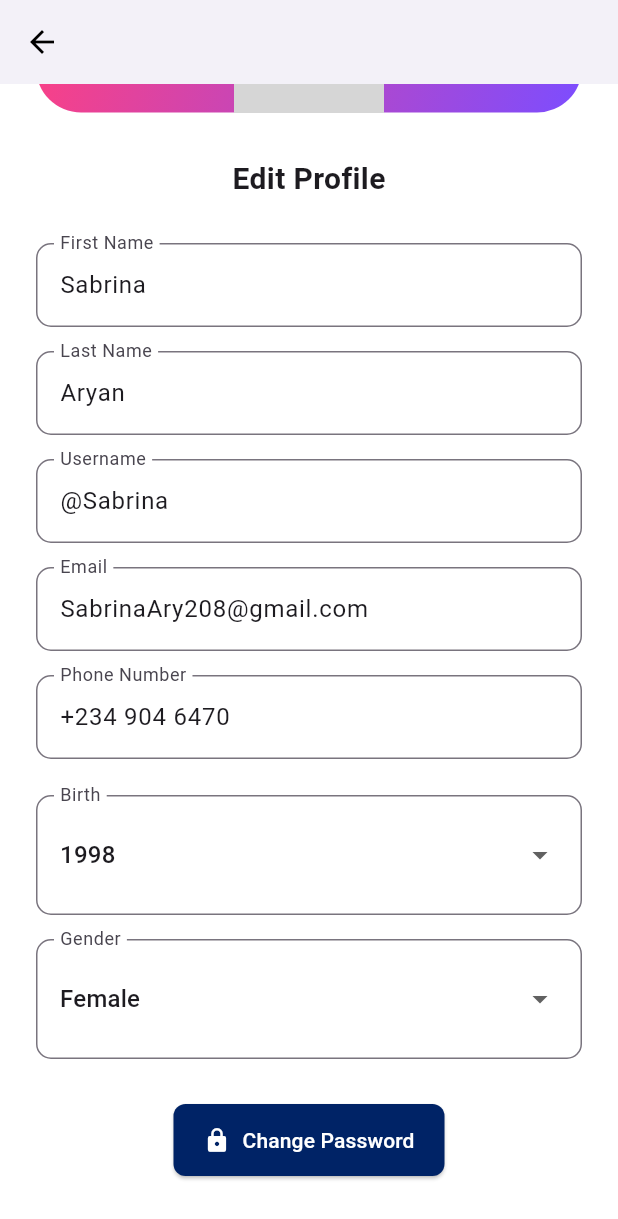
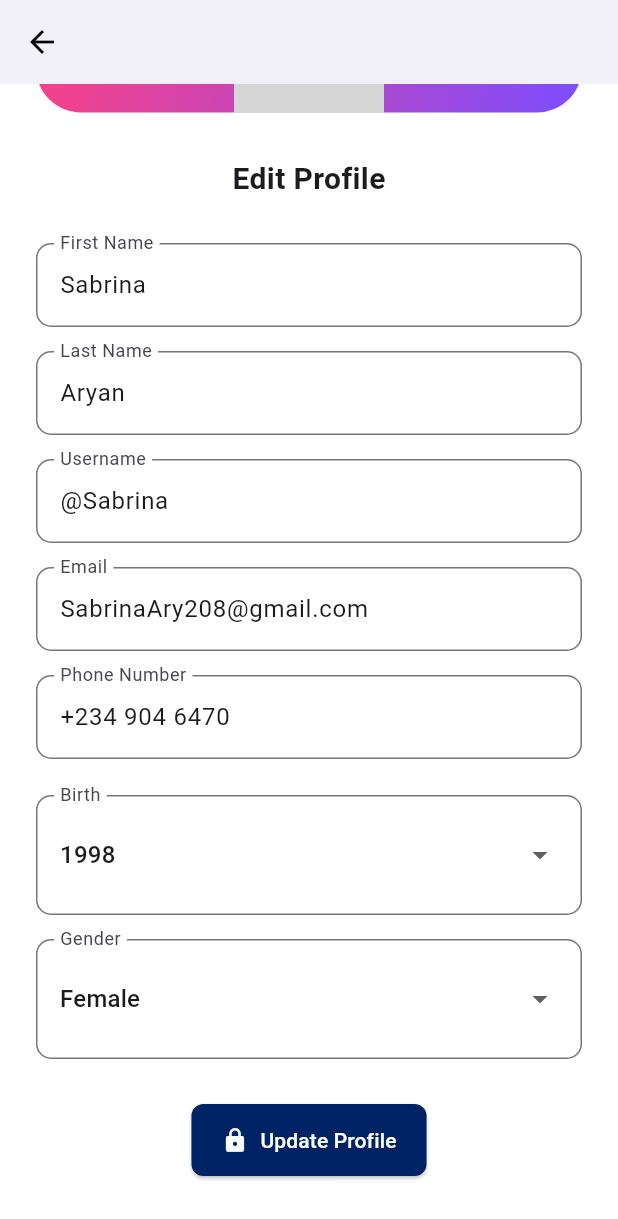
Before and after one commit to Yeabsiramichael5/GDG-Capstone-Project, a Flutter app: the EditProfilePage screen opened directly, scrolled down 81 dp, on a phone screen of 412 x 824 dp. Shown: the top 1219 px of the screen. Run offline on Flutter 3.47's test engine with Material 3 defaults, Android fonts, the phone set to English and light mode, and no system bars; our stand-ins replace share_plus; grey boxes are pictures that could not be loaded.

Commit message:
Minor Edit on main

```diff
--- a/lib/edit_profile_page.dart
+++ b/lib/edit_profile_page.dart
@@ -118,7 +118,7 @@
                     ),
                     icon: const Icon(Icons.lock, color: Colors.white),
                     label: const Text(
-                      "Change Password",
+                      "Update Profile",
                       style: TextStyle(color: Colors.white),
                     ),
                     onPressed: () {
--- a/lib/main.dart
+++ b/lib/main.dart
@@ -11,6 +11,7 @@
   @override
   Widget build(BuildContext context) {
     return MaterialApp(
+      debugShowCheckedModeBanner: false,
       title: 'Profile Page',
       theme: ThemeData(
         primarySwatch: Colors.deepPurple,
```
